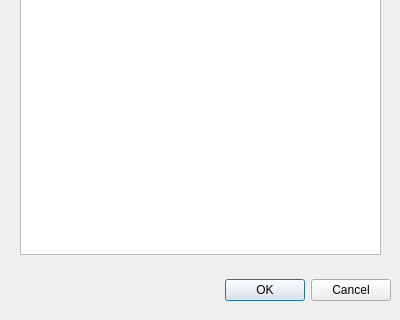
Above: CollegeTouring/campusselectdialog.ui from Ykhan799/CollegeTouringS21 before the change; both pictures show x 0 to 400 and y 176 to 496 of the 400 by 496 pixel window. Below: the same form after it.
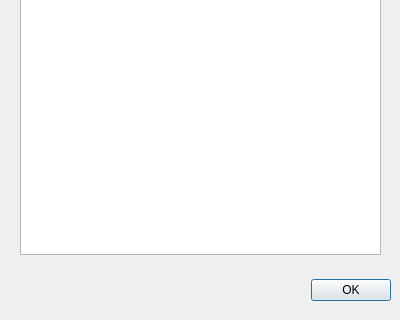
That is the form after the change.

```diff
--- a/CollegeTouring/campusselectdialog.ui
+++ b/CollegeTouring/campusselectdialog.ui
@@ -26,7 +26,7 @@
     <enum>Qt::Horizontal</enum>
    </property>
    <property name="standardButtons">
-    <set>QDialogButtonBox::Cancel|QDialogButtonBox::Ok</set>
+    <set>QDialogButtonBox::Ok</set>
    </property>
   </widget>
   <widget class="QGroupBox" name="groupBox">
```
